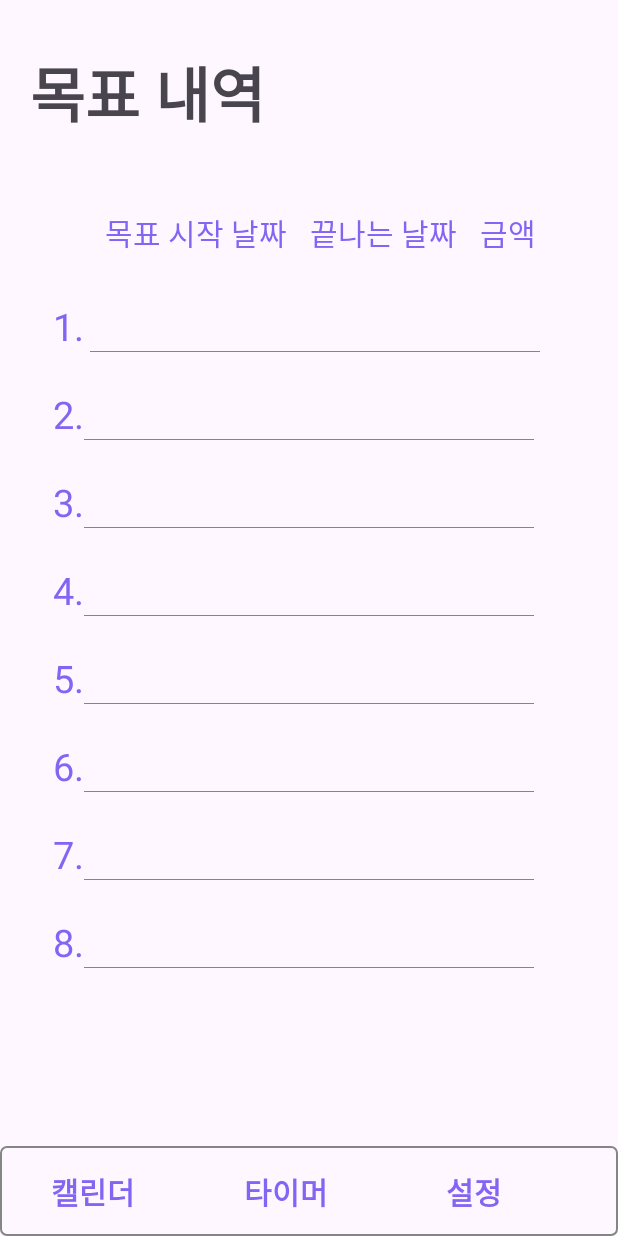
After one commit to FirePotatoes/first_step_frontend, an Android app: the UserGoalInfo screen opened directly, with no data from a screen before it, on a phone screen of 412 x 824 dp. The commit adds this screen. Run offline under Robolectric (Android 15) with nearby library versions, the phone set to English and light mode, and no system bars.

Commit message:
feat(usergoalinfo) : create layout

```diff
--- /dev/null
+++ b/app/src/main/java/com/example/firststep/UserGoalInfo.kt
@@ -0,0 +1,49 @@
+package com.example.firststep
+
+import android.content.Intent
+import androidx.appcompat.app.AppCompatActivity
+import android.os.Bundle
+import android.widget.Button
+
+class UserGoalInfo : AppCompatActivity() {
+    override fun onCreate(savedInstanceState: Bundle?) {
+        super.onCreate(savedInstanceState)
+        setContentView(R.layout.activity_user_goal_info)
+    }
+
+    override fun onPause() {
+        super.onPause()
+        overridePendingTransition(0, 0) // 애니메이션 비활성화
+    }
+
+    override fun onBackPressed() {
+        super.onBackPressed()
+        // 뒤로 가기 버튼을 누를 때마다 이전 액티비티로 이동
+    }
+
+
+    //    하단바
+    private fun goSettingsButton() {
+        val button = findViewById<Button>(R.id.btn_settings)
+        button.setOnClickListener {
+            val intent = Intent(this,settings::class.java)
+            startActivity(intent)
+        }
+    }
+
+    private fun goTimerButton() {
+        val button = findViewById<Button>(R.id.btn_timer)
+        button.setOnClickListener {
+            val intent = Intent(this,timerActivity::class.java)
+            startActivity(intent)
+        }
+    }
+
+    private fun goCalendarButton() {
+        val button = findViewById<Button>(R.id.btn_calendar)
+        button.setOnClickListener {
+            val intent = Intent(this,calendar::class.java)
+            startActivity(intent)
+        }
+    }
+}
--- a/app/src/main/java/com/example/firststep/account.kt
+++ b/app/src/main/java/com/example/firststep/account.kt
@@ -1,16 +1,27 @@
 package com.example.firststep
 
+import android.content.Intent
 import androidx.appcompat.app.AppCompatActivity
 import android.os.Bundle
+import android.widget.Button
 
 class account : AppCompatActivity() {
     override fun onCreate(savedInstanceState: Bundle?) {
         super.onCreate(savedInstanceState)
         setContentView(R.layout.activity_account)
+        accountToUserGoalInfoButton()
     }
 
     override fun onPause() {
         super.onPause()
         overridePendingTransition(0, 0) // 애니메이션 비활성화
     }
+
+    private fun accountToUserGoalInfoButton() {
+        val button = findViewById<Button>(R.id.btn_goto_UserGoalInfo)
+        button.setOnClickListener {
+            val intent = Intent(this,UserGoalInfo::class.java)
+            startActivity(intent)
+        }
+    }
 }
--- a/app/src/main/res/layout/activity_account.xml
+++ b/app/src/main/res/layout/activity_account.xml
@@ -127,4 +127,20 @@
         app:layout_constraintBottom_toBottomOf="@+id/button12"
         app:layout_constraintEnd_toEndOf="parent"
         app:layout_constraintStart_toEndOf="@+id/button12" />
+
+    <Button
+        android:id="@+id/btn_goto_UserGoalInfo"
+        android:layout_width="wrap_content"
+        android:layout_height="wrap_content"
+        android:layout_marginBottom="100dp"
+        android:background="@color/toomyeong"
+        android:text="설정한 목표 내역 보기"
+        android:textColor="@color/purple"
+        android:textSize="20sp"
+        android:textStyle="bold"
+        app:layout_constraintBottom_toBottomOf="parent"
+        app:layout_constraintEnd_toEndOf="parent"
+        app:layout_constraintStart_toStartOf="parent" />
+
+
 </androidx.constraintlayout.widget.ConstraintLayout>
--- /dev/null
+++ b/app/src/main/res/layout/activity_user_goal_info.xml
@@ -0,0 +1,311 @@
+<?xml version="1.0" encoding="utf-8"?>
+<androidx.constraintlayout.widget.ConstraintLayout xmlns:android="http://schemas.android.com/apk/res/android"
+    xmlns:app="http://schemas.android.com/apk/res-auto"
+    xmlns:tools="http://schemas.android.com/tools"
+    android:layout_width="match_parent"
+    android:layout_height="match_parent"
+    tools:context=".UserGoalInfo">
+
+
+    <TextView
+        android:id="@+id/usergoalinfoTextView"
+        android:layout_width="wrap_content"
+        android:layout_height="wrap_content"
+        android:layout_marginStart="20dp"
+        android:layout_marginTop="32dp"
+        android:text="목표 내역"
+        android:textSize="40sp"
+        android:textStyle="bold"
+        app:layout_constraintStart_toStartOf="parent"
+        app:layout_constraintTop_toTopOf="parent" />
+
+    <TextView
+        android:id="@+id/goalstartdate_TextView"
+        android:layout_width="wrap_content"
+        android:layout_height="wrap_content"
+        android:layout_marginStart="50dp"
+        android:layout_marginTop="140dp"
+        android:backgroundTint="@color/toomyeong"
+        android:text="목표 시작 날짜"
+        android:textColor="@color/purple"
+        android:textSize="20dp"
+        app:layout_constraintStart_toStartOf="@+id/usergoalinfoTextView"
+        app:layout_constraintTop_toTopOf="parent" />
+
+    <TextView
+        android:id="@+id/goalfinishdate_TextView"
+        android:layout_width="wrap_content"
+        android:layout_height="wrap_content"
+        android:layout_marginStart="15dp"
+        android:layout_marginEnd="15dp"
+        android:backgroundTint="@color/toomyeong"
+        android:text="끝나는 날짜"
+        android:textColor="@color/purple"
+        android:textSize="20dp"
+        app:layout_constraintEnd_toStartOf="@+id/settingsmoney_TextView"
+        app:layout_constraintStart_toEndOf="@+id/goalstartdate_TextView"
+        app:layout_constraintTop_toTopOf="@+id/goalstartdate_TextView" />
+
+    <TextView
+        android:id="@+id/settingsmoney_TextView"
+        android:layout_width="wrap_content"
+        android:layout_height="wrap_content"
+        android:layout_marginStart="15dp"
+        android:backgroundTint="@color/toomyeong"
+        android:text="금액"
+        android:textColor="@color/purple"
+        android:textSize="20dp"
+        app:layout_constraintStart_toEndOf="@+id/goalfinishdate_TextView"
+        app:layout_constraintTop_toTopOf="@+id/goalfinishdate_TextView" />
+
+    <TextView
+        android:id="@+id/usergoalfirst_TextView"
+        android:layout_width="wrap_content"
+        android:layout_height="wrap_content"
+        android:layout_marginStart="15dp"
+        android:layout_marginTop="30dp"
+        android:backgroundTint="@color/toomyeong"
+        android:text="1."
+        android:textColor="@color/purple"
+        android:textSize="25dp"
+        app:layout_constraintStart_toStartOf="@+id/usergoalinfoTextView"
+        app:layout_constraintTop_toBottomOf="@+id/goalstartdate_TextView" />
+
+    <TextView
+        android:id="@+id/usergoalsecond_TextView"
+        android:layout_width="wrap_content"
+        android:layout_height="wrap_content"
+        android:layout_marginTop="24dp"
+        android:backgroundTint="@color/toomyeong"
+        android:text="2."
+        android:textColor="@color/purple"
+        android:textSize="25dp"
+        app:layout_constraintStart_toStartOf="@+id/usergoalfirst_TextView"
+        app:layout_constraintTop_toBottomOf="@+id/usergoalfirst_TextView" />
+
+    <TextView
+        android:id="@+id/usergoalthird_TextView"
+        android:layout_width="wrap_content"
+        android:layout_height="wrap_content"
+        android:layout_marginTop="24dp"
+        android:backgroundTint="@color/toomyeong"
+        android:text="3."
+        android:textColor="@color/purple"
+        android:textSize="25dp"
+        app:layout_constraintStart_toStartOf="@+id/usergoalsecond_TextView"
+        app:layout_constraintTop_toBottomOf="@+id/usergoalsecond_TextView" />
+
+    <TextView
+        android:id="@+id/usergoalfourth_TextView"
+        android:layout_width="wrap_content"
+        android:layout_height="wrap_content"
+        android:layout_marginTop="24dp"
+        android:backgroundTint="@color/toomyeong"
+        android:text="4."
+        android:textColor="@color/purple"
+        android:textSize="25dp"
+        app:layout_constraintStart_toStartOf="@+id/usergoalthird_TextView"
+        app:layout_constraintTop_toBottomOf="@+id/usergoalthird_TextView" />
+
+    <TextView
+        android:id="@+id/usergoalfiveth_TextView"
+        android:layout_width="wrap_content"
+        android:layout_height="wrap_content"
+        android:layout_marginTop="24dp"
+        android:backgroundTint="@color/toomyeong"
+        android:text="5."
+        android:textColor="@color/purple"
+        android:textSize="25dp"
+        app:layout_constraintStart_toStartOf="@+id/usergoalfourth_TextView"
+        app:layout_constraintTop_toBottomOf="@+id/usergoalfourth_TextView" />
+
+    <TextView
+        android:id="@+id/usergoalsixth_TextView"
+        android:layout_width="wrap_content"
+        android:layout_height="wrap_content"
+        android:layout_marginTop="24dp"
+        android:backgroundTint="@color/toomyeong"
+        android:text="6."
+        android:textColor="@color/purple"
+        android:textSize="25dp"
+        app:layout_constraintStart_toStartOf="@+id/usergoalfiveth_TextView"
+        app:layout_constraintTop_toBottomOf="@+id/usergoalfiveth_TextView" />
+
+    <TextView
+        android:id="@+id/usergoalseventh_TextView"
+        android:layout_width="wrap_content"
+        android:layout_height="wrap_content"
+        android:layout_marginTop="24dp"
+        android:backgroundTint="@color/toomyeong"
+        android:text="7."
+        android:textColor="@color/purple"
+        android:textSize="25dp"
+        app:layout_constraintStart_toStartOf="@+id/usergoalsixth_TextView"
+        app:layout_constraintTop_toBottomOf="@+id/usergoalsixth_TextView" />
+
+    <TextView
+        android:id="@+id/usergoaleight_TextView"
+        android:layout_width="wrap_content"
+        android:layout_height="wrap_content"
+        android:layout_marginTop="24dp"
+        android:backgroundTint="@color/toomyeong"
+        android:text="8."
+        android:textColor="@color/purple"
+        android:textSize="25dp"
+        app:layout_constraintStart_toStartOf="@+id/usergoalseventh_TextView"
+        app:layout_constraintTop_toBottomOf="@+id/usergoalseventh_TextView" />
+
+    <View
+        android:id="@+id/bottomBar"
+        android:layout_width="match_parent"
+        android:layout_height="60dp"
+        android:layout_gravity="center"
+        android:layout_weight="1"
+        android:background="@drawable/bottomboxborder"
+        app:layout_constraintBottom_toBottomOf="parent"
+        tools:ignore="MissingConstraints" />
+
+    <Button
+        android:id="@+id/btn_calendar"
+        android:layout_width="wrap_content"
+        android:layout_height="wrap_content"
+        android:layout_marginStart="10dp"
+        android:backgroundTint="@color/toomyeong"
+        android:gravity="center_horizontal"
+        android:text="캘린더"
+        android:textColor="@color/purple"
+        android:textStyle="bold"
+        android:textSize="20dp"
+        app:layout_constraintBottom_toBottomOf="parent"
+        app:layout_constraintStart_toStartOf="@+id/bottomBar"
+        app:layout_constraintTop_toTopOf="@+id/bottomBar" />
+
+    <Button
+        android:id="@+id/btn_timer"
+        android:layout_width="wrap_content"
+        android:layout_height="wrap_content"
+        android:layout_marginStart="24dp"
+        android:backgroundTint="@color/toomyeong"
+        android:gravity="center_vertical"
+        android:textStyle="bold"
+        android:text="타이머"
+        android:textColor="@color/purple"
+        android:textSize="20dp"
+        app:layout_constraintBottom_toBottomOf="@+id/bottomBar"
+        app:layout_constraintStart_toEndOf="@+id/btn_calendar"
+        app:layout_constraintTop_toTopOf="@+id/bottomBar"
+        app:layout_constraintVertical_bias="0.555" />
+
+    <Button
+        android:id="@+id/btn_settings"
+        android:layout_width="wrap_content"
+        android:layout_height="wrap_content"
+        android:layout_marginStart="30dp"
+        android:backgroundTint="@color/toomyeong"
+        android:gravity="center_vertical"
+        android:text="설정"
+        android:textColor="@color/purple"
+        android:textSize="20dp"
+        android:textStyle="bold"
+        app:layout_constraintBottom_toBottomOf="parent"
+        app:layout_constraintStart_toEndOf="@+id/btn_timer"
+        app:layout_constraintTop_toTopOf="@+id/bottomBar" />
+
+
+    <View
+        android:id="@+id/divider2"
+        android:layout_width="300dp"
+        android:layout_height="0.1dp"
+        android:layout_gravity="center"
+        android:layout_marginEnd="52dp"
+        android:layout_weight="1"
+        android:background="@color/grey"
+        app:layout_constraintBottom_toBottomOf="@+id/usergoalfirst_TextView"
+        app:layout_constraintEnd_toEndOf="parent"
+        tools:ignore="MissingConstraints" />
+
+    <View
+        android:id="@+id/divider11"
+        android:layout_width="300dp"
+        android:layout_height="0.1dp"
+        android:layout_gravity="center"
+        android:layout_marginEnd="56dp"
+        android:layout_weight="1"
+        android:background="@color/grey"
+        app:layout_constraintBottom_toBottomOf="@+id/usergoalsecond_TextView"
+        app:layout_constraintEnd_toEndOf="parent"
+        tools:ignore="MissingConstraints" />
+
+    <View
+        android:id="@+id/divider12"
+        android:layout_width="300dp"
+        android:layout_height="0.1dp"
+        android:layout_gravity="center"
+        android:layout_marginEnd="56dp"
+        android:layout_weight="1"
+        android:background="@color/grey"
+        app:layout_constraintBottom_toBottomOf="@+id/usergoalthird_TextView"
+        app:layout_constraintEnd_toEndOf="parent"
+        tools:ignore="MissingConstraints" />
+
+    <View
+        android:id="@+id/divider13"
+        android:layout_width="300dp"
+        android:layout_height="0.1dp"
+        android:layout_gravity="center"
+        android:layout_marginEnd="56dp"
+        android:layout_weight="1"
+        android:background="@color/grey"
+        app:layout_constraintBottom_toBottomOf="@+id/usergoalfourth_TextView"
+        app:layout_constraintEnd_toEndOf="parent"
+        tools:ignore="MissingConstraints" />
+
+    <View
+        android:id="@+id/divider17"
+        android:layout_width="300dp"
+        android:layout_height="0.1dp"
+        android:layout_gravity="center"
+        android:layout_marginEnd="56dp"
+        android:layout_weight="1"
+        android:background="@color/grey"
+        app:layout_constraintBottom_toBottomOf="@+id/usergoaleight_TextView"
+        app:layout_constraintEnd_toEndOf="parent"
+        tools:ignore="MissingConstraints" />
+
+    <View
+        android:id="@+id/divider16"
+        android:layout_width="300dp"
+        android:layout_height="0.1dp"
+        android:layout_gravity="center"
+        android:layout_marginEnd="56dp"
+        android:layout_weight="1"
+        android:background="@color/grey"
+        app:layout_constraintBottom_toBottomOf="@+id/usergoalseventh_TextView"
+        app:layout_constraintEnd_toEndOf="parent"
+        tools:ignore="MissingConstraints" />
+
+    <View
+        android:id="@+id/divider14"
+        android:layout_width="300dp"
+        android:layout_height="0.1dp"
+        android:layout_gravity="center"
+        android:layout_marginEnd="56dp"
+        android:layout_weight="1"
+        android:background="@color/grey"
+        app:layout_constraintBottom_toBottomOf="@+id/usergoalfiveth_TextView"
+        app:layout_constraintEnd_toEndOf="parent"
+        tools:ignore="MissingConstraints" />
+
+    <View
+        android:id="@+id/divider15"
+        android:layout_width="300dp"
+        android:layout_height="0.1dp"
+        android:layout_gravity="center"
+        android:layout_marginEnd="56dp"
+        android:layout_weight="1"
+        android:background="@color/grey"
+        app:layout_constraintBottom_toBottomOf="@+id/usergoalsixth_TextView"
+        app:layout_constraintEnd_toEndOf="parent"
+        tools:ignore="MissingConstraints" />
+
+</androidx.constraintlayout.widget.ConstraintLayout>
```
Also changed, not shown: app/src/main/AndroidManifest.xml (+6 -4 lines).
